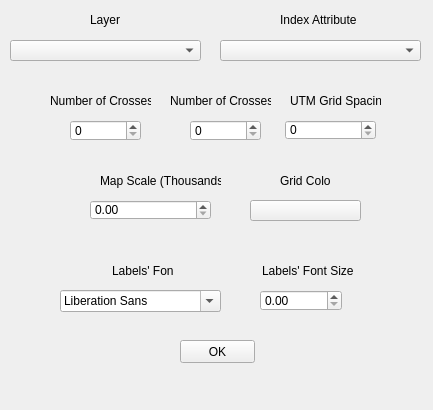
Old version of the form gridGenerator_dockwidget_base.ui in the repository dsgoficial/gridGenerator.
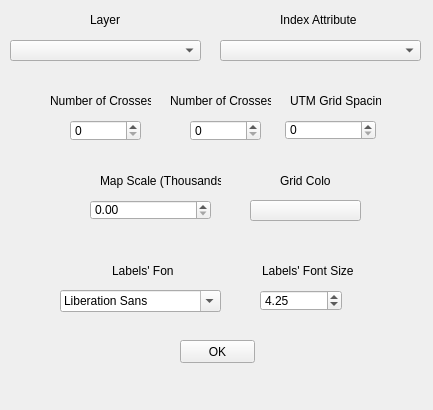
New version of the form. Custom widgets are drawn as their Qt base class.

```diff
--- a/gridGenerator_dockwidget_base.ui
+++ b/gridGenerator_dockwidget_base.ui
@@ -95,6 +95,9 @@
       <height>21</height>
      </rect>
     </property>
+    <property name="value">
+     <double>4.250000000000000</double>
+    </property>
    </widget>
    <widget class="QLabel" name="labelFont">
     <property name="geometry">
```
Left out of the diff: 6 changed lines with no effect on the pictures.
